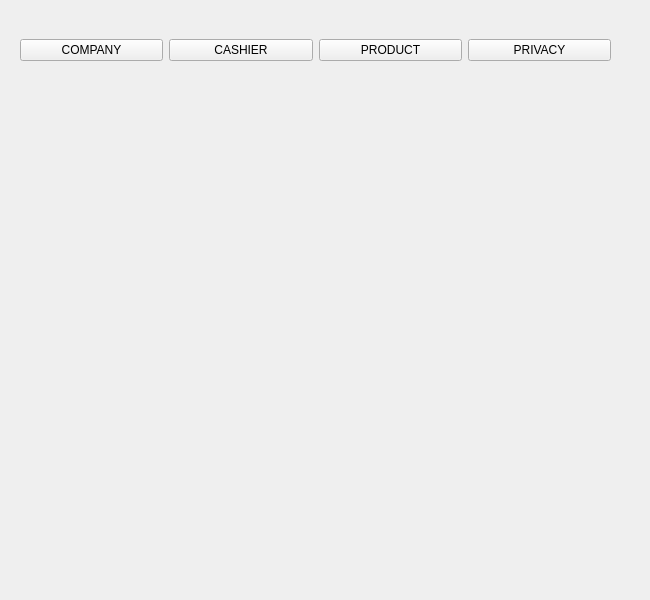
This is adminwindow.ui in RamrajCh/SuperMarket-Billing-System as Qt 5 draws it before an edit. The edited form follows.
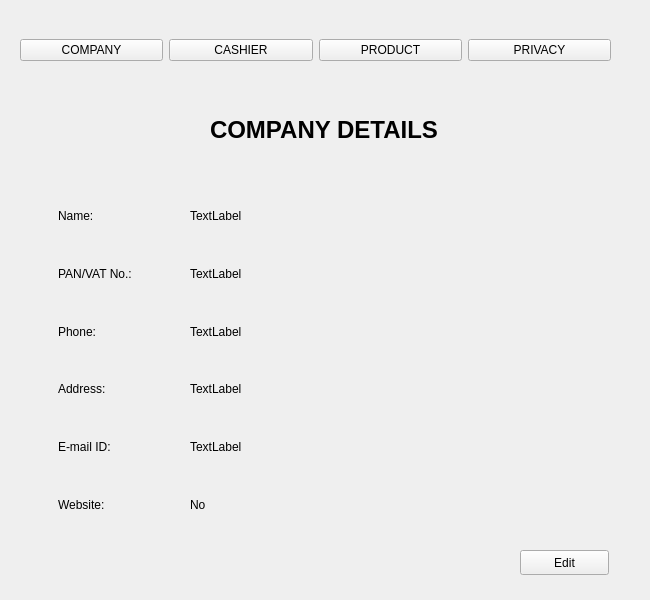
This is the edited form. The open tabs and pages were chosen to show the change.

Patch:
```diff
--- a/adminwindow.ui
+++ b/adminwindow.ui
@@ -26,7 +26,267 @@
     <property name="currentIndex">
      <number>1</number>
     </property>
-    <widget class="QWidget" name="Product"/>
+    <widget class="QWidget" name="Product">
+     <widget class="QStackedWidget" name="companyStack">
+      <property name="geometry">
+       <rect>
+        <x>0</x>
+        <y>90</y>
+        <width>651</width>
+        <height>511</height>
+       </rect>
+      </property>
+      <property name="currentIndex">
+       <number>1</number>
+      </property>
+      <widget class="QWidget" name="page">
+       <widget class="QPushButton" name="companyUpdateButton">
+        <property name="geometry">
+         <rect>
+          <x>200</x>
+          <y>290</y>
+          <width>191</width>
+          <height>25</height>
+         </rect>
+        </property>
+        <property name="text">
+         <string>Update Now!</string>
+        </property>
+       </widget>
+       <widget class="QLabel" name="label_2">
+        <property name="geometry">
+         <rect>
+          <x>40</x>
+          <y>110</y>
+          <width>571</width>
+          <height>131</height>
+         </rect>
+        </property>
+        <property name="text">
+         <string>&lt;html&gt;&lt;head/&gt;&lt;body&gt;&lt;p&gt;&lt;span style=&quot; font-size:20pt; font-weight:600;&quot;&gt;YOU DON'T HAVE ANY COMPANY DETAILS!&lt;/span&gt;&lt;span style=&quot; font-size:20pt;&quot;&gt;&lt;br/&gt;&lt;/span&gt;&lt;span style=&quot; font-size:20pt; font-weight:600;&quot;&gt;UPDATE NOW!&lt;/span&gt;&lt;/p&gt;&lt;/body&gt;&lt;/html&gt;</string>
+        </property>
+       </widget>
+      </widget>
+      <widget class="QWidget" name="page_2">
+       <widget class="QPushButton" name="okButton_1">
+        <property name="geometry">
+         <rect>
+          <x>530</x>
+          <y>450</y>
+          <width>89</width>
+          <height>25</height>
+         </rect>
+        </property>
+        <property name="text">
+         <string>OK</string>
+        </property>
+       </widget>
+       <widget class="QPushButton" name="cancelButton_1">
+        <property name="geometry">
+         <rect>
+          <x>30</x>
+          <y>450</y>
+          <width>89</width>
+          <height>25</height>
+         </rect>
+        </property>
+        <property name="text">
+         <string>Cancel</string>
+        </property>
+       </widget>
+       <widget class="QWidget" name="layoutWidget">
+        <property name="geometry">
+         <rect>
+          <x>110</x>
+          <y>60</y>
+          <width>411</width>
+          <height>351</height>
+         </rect>
+        </property>
+        <layout class="QVBoxLayout" name="verticalLayout">
+         <item>
+          <widget class="QLineEdit" name="companyName">
+           <property name="placeholderText">
+            <string>Enter Company Name</string>
+           </property>
+          </widget>
+         </item>
+         <item>
+          <widget class="QLineEdit" name="companyVAT">
+           <property name="placeholderText">
+            <string>Enter Company VAT/PAN No.</string>
+           </property>
+          </widget>
+         </item>
+         <item>
+          <widget class="QLineEdit" name="companyPhone">
+           <property name="placeholderText">
+            <string>Enter Phone No.</string>
+           </property>
+          </widget>
+         </item>
+         <item>
+          <widget class="QLineEdit" name="companyAddress">
+           <property name="placeholderText">
+            <string>Enter Company Address</string>
+           </property>
+          </widget>
+         </item>
+         <item>
+          <widget class="QLineEdit" name="companyEmail">
+           <property name="placeholderText">
+            <string>Enter Company Email ID</string>
+           </property>
+          </widget>
+         </item>
+         <item>
+          <widget class="QLineEdit" name="companyWebsite">
+           <property name="placeholderText">
+            <string>Enter Company Website(if any)</string>
+           </property>
+          </widget>
+         </item>
+        </layout>
+       </widget>
+      </widget>
+      <widget class="QWidget" name="page_3">
+       <widget class="QLabel" name="label_3">
+        <property name="geometry">
+         <rect>
+          <x>210</x>
+          <y>20</y>
+          <width>231</width>
+          <height>41</height>
+         </rect>
+        </property>
+        <property name="text">
+         <string>&lt;html&gt;&lt;head/&gt;&lt;body&gt;&lt;p&gt;&lt;span style=&quot; font-size:18pt; font-weight:600;&quot;&gt;COMPANY DETAILS&lt;/span&gt;&lt;/p&gt;&lt;/body&gt;&lt;/html&gt;</string>
+        </property>
+       </widget>
+       <widget class="QPushButton" name="editButton_1">
+        <property name="geometry">
+         <rect>
+          <x>520</x>
+          <y>460</y>
+          <width>89</width>
+          <height>25</height>
+         </rect>
+        </property>
+        <property name="text">
+         <string>Edit</string>
+        </property>
+       </widget>
+       <widget class="QWidget" name="">
+        <property name="geometry">
+         <rect>
+          <x>190</x>
+          <y>100</y>
+          <width>331</width>
+          <height>341</height>
+         </rect>
+        </property>
+        <layout class="QVBoxLayout" name="verticalLayout_3">
+         <item>
+          <widget class="QLabel" name="nameLabel">
+           <property name="text">
+            <string>TextLabel</string>
+           </property>
+          </widget>
+         </item>
+         <item>
+          <widget class="QLabel" name="vatLabel">
+           <property name="text">
+            <string>TextLabel</string>
+           </property>
+          </widget>
+         </item>
+         <item>
+          <widget class="QLabel" name="phoneLabel">
+           <property name="text">
+            <string>TextLabel</string>
+           </property>
+          </widget>
+         </item>
+         <item>
+          <widget class="QLabel" name="addressLabel">
+           <property name="text">
+            <string>TextLabel</string>
+           </property>
+          </widget>
+         </item>
+         <item>
+          <widget class="QLabel" name="emailLabel">
+           <property name="text">
+            <string>TextLabel</string>
+           </property>
+          </widget>
+         </item>
+         <item>
+          <widget class="QLabel" name="websiteLabel">
+           <property name="text">
+            <string>No</string>
+           </property>
+          </widget>
+         </item>
+        </layout>
+       </widget>
+       <widget class="QWidget" name="">
+        <property name="geometry">
+         <rect>
+          <x>58</x>
+          <y>100</y>
+          <width>101</width>
+          <height>341</height>
+         </rect>
+        </property>
+        <layout class="QVBoxLayout" name="verticalLayout_2">
+         <item>
+          <widget class="QLabel" name="label_4">
+           <property name="text">
+            <string>Name:</string>
+           </property>
+          </widget>
+         </item>
+         <item>
+          <widget class="QLabel" name="label_6">
+           <property name="text">
+            <string>PAN/VAT No.:</string>
+           </property>
+          </widget>
+         </item>
+         <item>
+          <widget class="QLabel" name="label_5">
+           <property name="text">
+            <string>Phone:</string>
+           </property>
+          </widget>
+         </item>
+         <item>
+          <widget class="QLabel" name="label_7">
+           <property name="text">
+            <string>Address:</string>
+           </property>
+          </widget>
+         </item>
+         <item>
+          <widget class="QLabel" name="label_8">
+           <property name="text">
+            <string>E-mail ID:</string>
+           </property>
+          </widget>
+         </item>
+         <item>
+          <widget class="QLabel" name="label_9">
+           <property name="text">
+            <string>Website:</string>
+           </property>
+          </widget>
+         </item>
+        </layout>
+       </widget>
+      </widget>
+     </widget>
+    </widget>
     <widget class="QWidget" name="Company"/>
     <widget class="QWidget" name="Cashier"/>
     <widget class="QWidget" name="Privacy">
```
Left out of the diff: 2 changed lines with no effect on the pictures.
